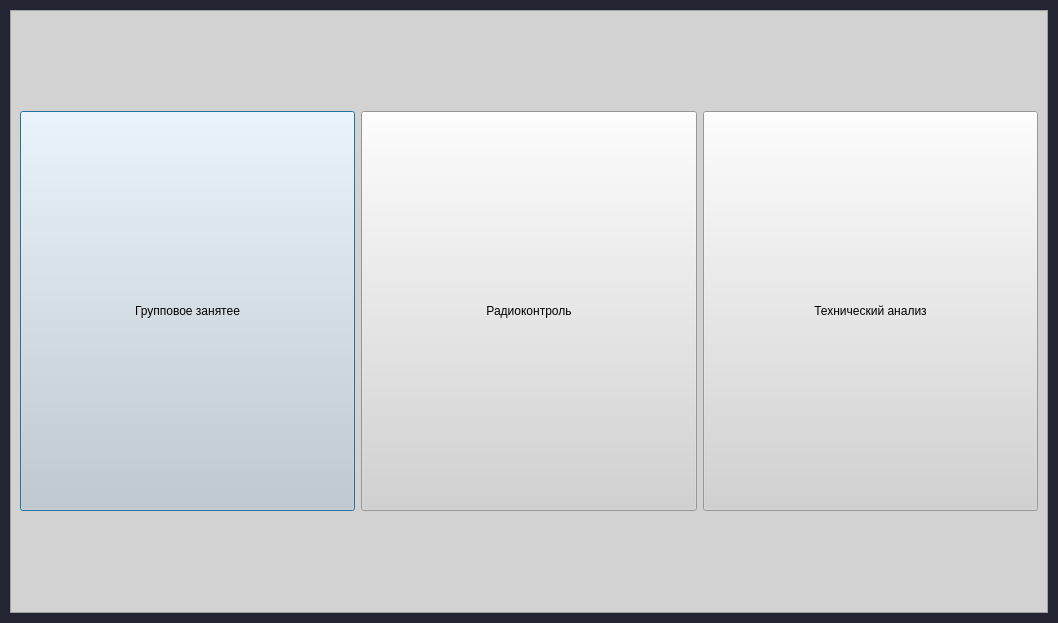
First picture: the form in qt/menu.ui, repository Alexey-Nikolaevic-B/pokazuha, before the edit.
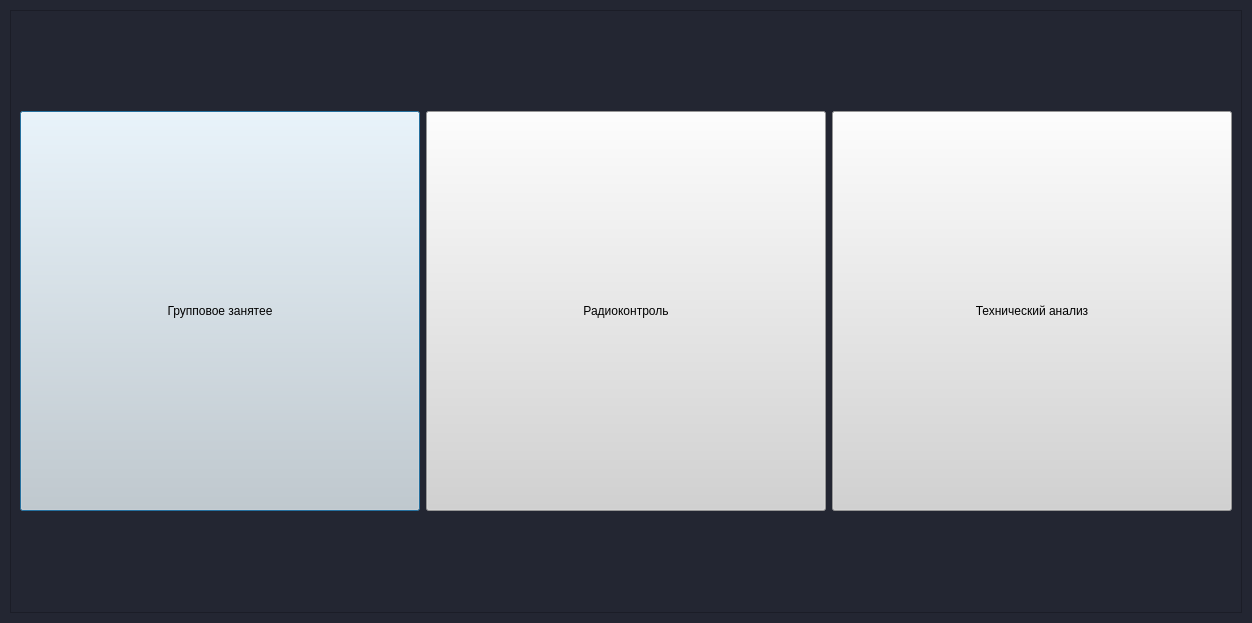
Second picture: the form after the edit.

```diff
--- a/qt/menu.ui
+++ b/qt/menu.ui
@@ -35,13 +35,13 @@
    <item row="1" column="0">
     <widget class="QFrame" name="frame_2">
      <property name="styleSheet">
-      <string notr="true">background-color: rgb(210, 210, 210)</string>
+      <string notr="true"/>
      </property>
      <property name="frameShape">
       <enum>QFrame::StyledPanel</enum>
      </property>
      <property name="frameShadow">
-      <enum>QFrame::Plain</enum>
+      <enum>QFrame::Raised</enum>
      </property>
      <layout class="QGridLayout" name="gridLayout_2">
       <item row="0" column="0">
@@ -54,7 +54,7 @@
         </property>
         <property name="minimumSize">
          <size>
-          <width>200</width>
+          <width>400</width>
           <height>400</height>
          </size>
         </property>
@@ -65,7 +65,8 @@
          </size>
         </property>
         <property name="styleSheet">
-         <string notr="true">font: 15pt &quot;MS Shell Dlg 2&quot;
+         <string notr="true">font: 15pt &quot;MS Shell Dlg 2&quot;;
+background-color: rgb(210, 210, 210)
 </string>
         </property>
         <property name="text">
@@ -77,7 +78,7 @@
        <widget class="QPushButton" name="btn_control">
         <property name="minimumSize">
          <size>
-          <width>200</width>
+          <width>400</width>
           <height>400</height>
          </size>
         </property>
@@ -88,7 +89,8 @@
          </size>
         </property>
         <property name="styleSheet">
-         <string notr="true">font: 15pt &quot;MS Shell Dlg 2&quot;
+         <string notr="true">font: 15pt &quot;MS Shell Dlg 2&quot;;
+background-color: rgb(210, 210, 210)
 </string>
         </property>
         <property name="text">
@@ -100,7 +102,7 @@
        <widget class="QPushButton" name="btn_analysis">
         <property name="minimumSize">
          <size>
-          <width>200</width>
+          <width>400</width>
           <height>400</height>
          </size>
         </property>
@@ -111,7 +113,8 @@
          </size>
         </property>
         <property name="styleSheet">
-         <string notr="true">font: 15pt &quot;MS Shell Dlg 2&quot;
+         <string notr="true">font: 15pt &quot;MS Shell Dlg 2&quot;;
+background-color: rgb(210, 210, 210)
 </string>
         </property>
         <property name="text">
```
